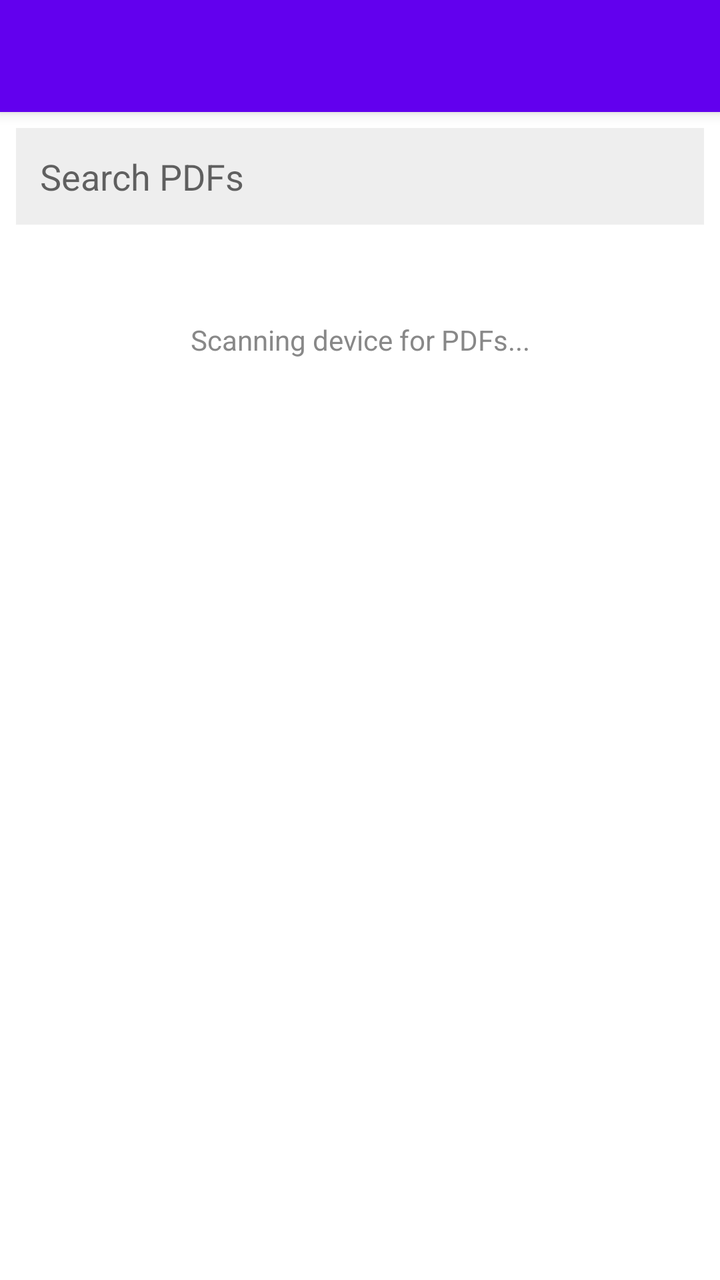
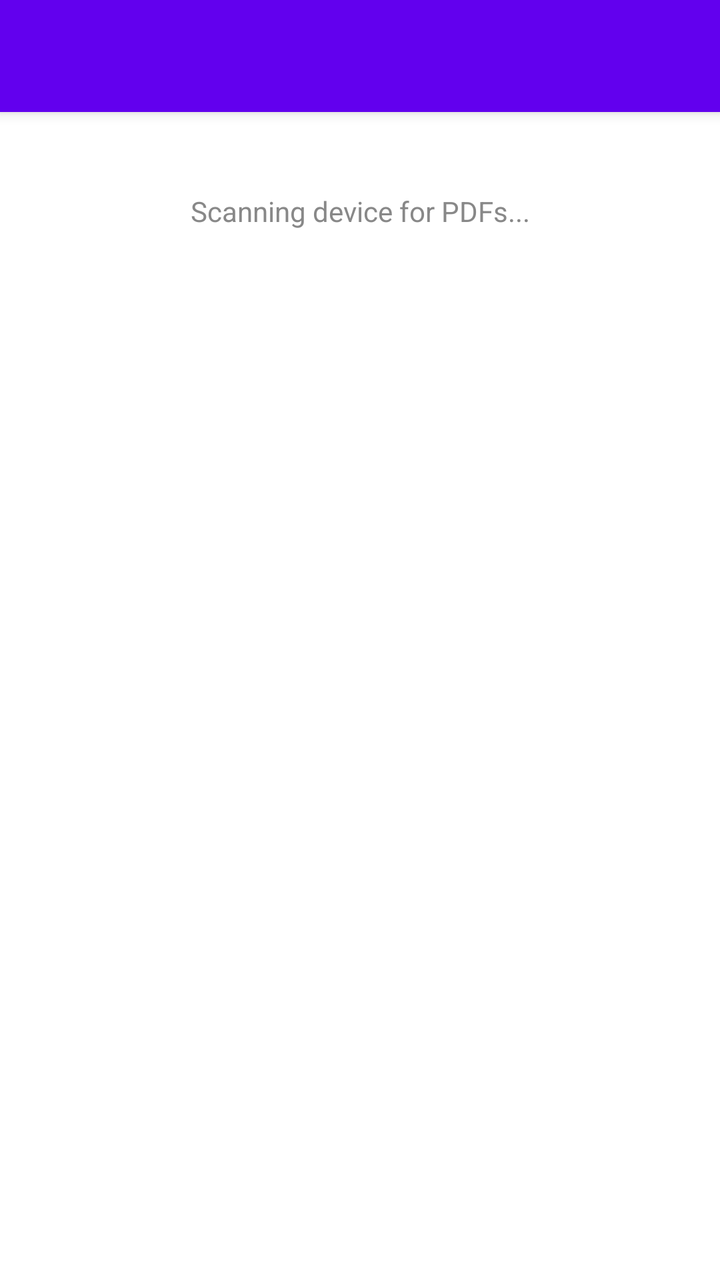

Two renders of the same Android screen: before a commit and after it. Below are the layout's source before the change and the commit's diff.
<!-- AndroidManifest.xml: application theme Theme.MaterialComponents.DayNight.NoActionBar -->
<!-- res/layout/activity_main.xml -->
<androidx.coordinatorlayout.widget.CoordinatorLayout
    xmlns:android="http://schemas.android.com/apk/res/android"
    android:layout_width="match_parent"
    android:layout_height="match_parent">

    <LinearLayout
        android:layout_width="match_parent"
        android:layout_height="match_parent"
        android:orientation="vertical">

        <androidx.appcompat.widget.Toolbar
            android:id="@+id/toolbar"
            android:layout_width="match_parent"
            android:layout_height="?attr/actionBarSize"
            android:background="?attr/colorPrimary"
            android:elevation="4dp"
            android:title="PDF Viewer"
            android:titleTextColor="@android:color/white" />

        <EditText
            android:id="@+id/searchBox"
            android:layout_width="match_parent"
            android:layout_height="wrap_content"
            android:layout_margin="8dp"
            android:padding="12dp"
            android:background="#EEEEEE"
            android:hint="Search PDFs"
            android:inputType="text"
            android:singleLine="true" />

        <TextView
            android:id="@+id/emptyText"
            android:layout_width="match_parent"
            android:layout_height="wrap_content"
            android:layout_marginTop="24dp"
            android:gravity="center"
            android:padding="16dp"
            android:text="Scanning device for PDFs..."
            android:textColor="#888" />

        <androidx.recyclerview.widget.RecyclerView
            android:id="@+id/recentList"
            android:layout_width="match_parent"
            android:layout_height="0dp"
            android:layout_weight="1" />

        <FrameLayout
            android:id="@+id/bannerContainer"
            android:layout_width="match_parent"
            android:layout_height="wrap_content"
            android:gravity="center"
            android:background="#F5F5F5" />
    </LinearLayout>
</androidx.coordinatorlayout.widget.CoordinatorLayout>
<!-- resources referenced by this layout -->
<resources>

</resources>

<!-- the commit's change to res/layout/activity_main.xml (unified diff, before → after) -->
@@ -26,7 +26,8 @@
             android:background="#EEEEEE"
             android:hint="Search PDFs"
             android:inputType="text"
-            android:singleLine="true" />
+            android:singleLine="true"
+            android:visibility="gone" />
 
         <TextView
             android:id="@+id/emptyText"
@@ -49,6 +50,6 @@
             android:layout_width="match_parent"
             android:layout_height="wrap_content"
             android:gravity="center"
-            android:background="#F5F5F5" />
+            android:visibility="gone" />
     </LinearLayout>
 </androidx.coordinatorlayout.widget.CoordinatorLayout>
